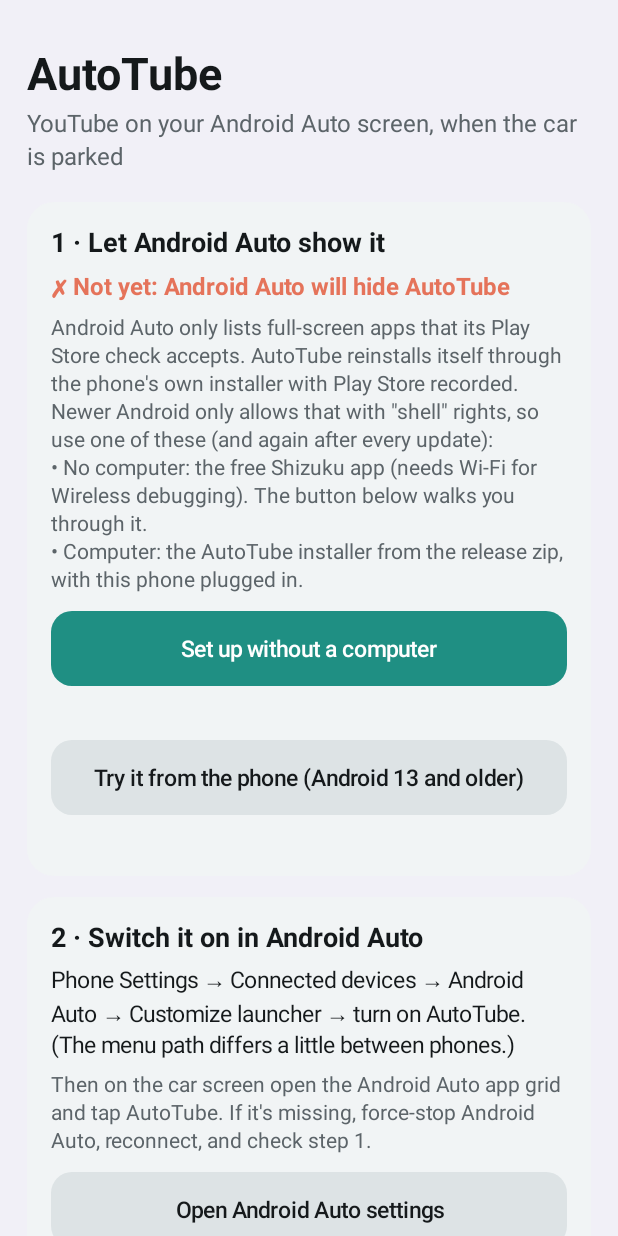
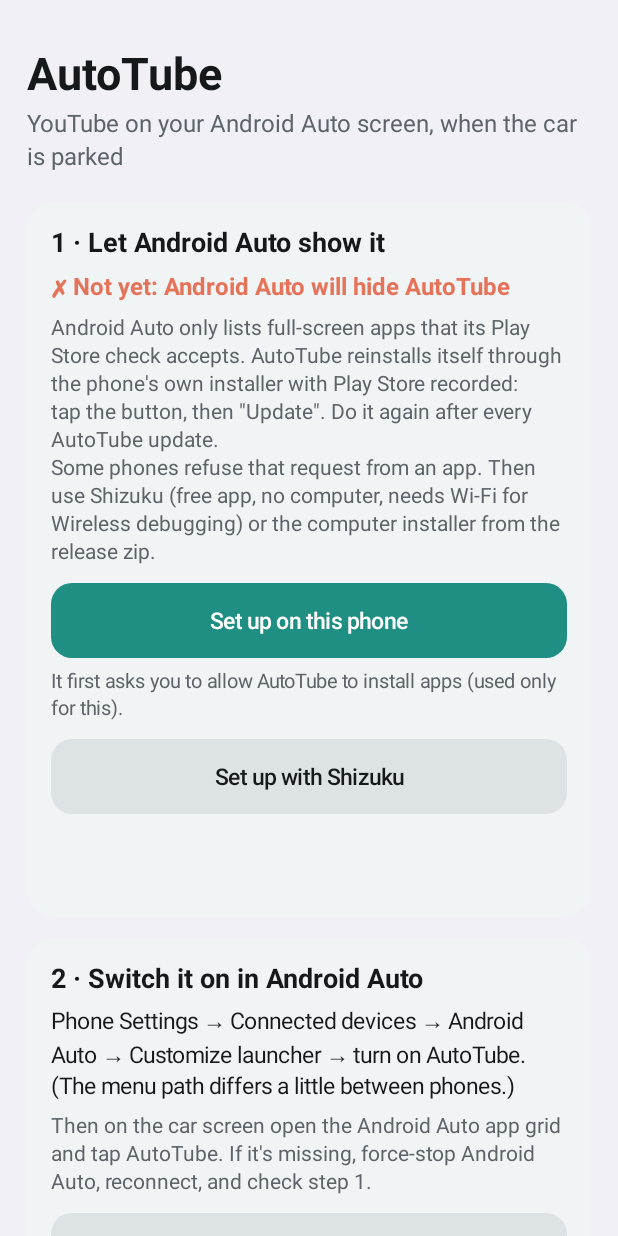
Before and after one commit to debkol35/autotube, an Android app: the screen it shows after launch (MainActivity), on a phone screen of 412 x 824 dp. Run offline under Robolectric (Android 15) with nearby library versions, the phone set to English and light mode, and no system bars; 2 statements that could not run were skipped.

Commit message:
AutoTube 2.1: setup that works with the newer phone installer; driving-lock switch back
- The newer phone installer ("PIA v2", seen on Android 17) drops the Play
  Store request when it comes from adb shell / Shizuku and accepts it only
  from an ordinary app. "Set up on this phone" now makes the request from
  AutoTube itself; Shizuku and the computer scripts detect the rejection in
  the log and hand over to the app. Verified on a Galaxy M36 (Android 17).
- The driving lock can be switched off again (on by default, with a
  passengers-only warning).

Co-Authored-By: Claude Opus 5.5 <noreply@anthropic.com>

```diff
--- a/app/src/main/java/com/autotube/car/Common.kt
+++ b/app/src/main/java/com/autotube/car/Common.kt
@@ -32,6 +32,14 @@ class Prefs(ctx: Context) {
         get() = p.getBoolean("noticeAccepted", false)
         set(v) = p.edit().putBoolean("noticeAccepted", v).apply()
 
+    /**
+     * Driving lock: hide the picture unless the phone's GPS says the car is parked. On by default;
+     * the user can turn it off (passengers), after a warning.
+     */
+    var driveLock: Boolean
+        get() = p.getBoolean("driveLock", true)
+        set(v) = p.edit().putBoolean("driveLock", v).apply()
+
     /** Skip / hide YouTube ads in the car player. */
     var skipAds: Boolean
         get() = p.getBoolean("skipAds", true)
@@ -41,6 +49,11 @@ class Prefs(ctx: Context) {
     var youtubeApp: String?
         get() = p.getString("youtubeApp", null)
         set(v) = p.edit().putString("youtubeApp", v).apply()
+
+    /** "Set up on this phone" was tried; if the record still isn't right, the phone refused it. */
+    var directSetupTried: Boolean
+        get() = p.getBoolean("directSetupTried", false)
+        set(v) = p.edit().putBoolean("directSetupTried", v).apply()
 
     /** Extra services offered on the car screen's Apps button (off until the user turns them on). */
     fun serviceOn(s: Service): Boolean = s == Service.YOUTUBE || p.getBoolean("on_" + s.id, false)
--- a/app/src/main/java/com/autotube/car/MainActivity.kt
+++ b/app/src/main/java/com/autotube/car/MainActivity.kt
@@ -49,8 +49,10 @@ class MainActivity : Activity() {
     private lateinit var changeAppButton: Button
     private lateinit var pickTip: TextView
     private lateinit var adsSwitch: Switch
+    private lateinit var lockSwitch: Switch
     private lateinit var shizukuButton: Button
     private lateinit var shizukuHint: TextView
+    private lateinit var phoneHint: TextView
     private val shizukuListener = rikka.shizuku.Shizuku.OnRequestPermissionResultListener { code, result ->
         if (code == REQ_SHIZUKU) runOnUiThread {
             if (result == PackageManager.PERMISSION_GRANTED) runShizukuInstall() else refresh()
@@ -74,18 +76,19 @@ class MainActivity : Activity() {
             installStatus = text("", 16f, bold = true)
             addView(installStatus)
             addView(text("Android Auto only lists full-screen apps that its Play Store check accepts. AutoTube " +
-                "reinstalls itself through the phone's own installer with Play Store recorded. Newer Android " +
-                "only allows that with \"shell\" rights, so use one of these (and again after every update):\n" +
-                "• No computer: the free Shizuku app (needs Wi-Fi for Wireless debugging). The button below " +
-                "walks you through it.\n" +
-                "• Computer: the AutoTube installer from the release zip, with this phone plugged in.",
+                "reinstalls itself through the phone's own installer with Play Store recorded: tap the " +
+                "button, then \"Update\". Do it again after every AutoTube update.\n" +
+                "Some phones refuse that request from an app. Then use Shizuku (free app, no computer, " +
+                "needs Wi-Fi for Wireless debugging) or the computer installer from the release zip.",
                 14f, color = muted).pad())
-            shizukuButton = button("Set up without a computer") { shizukuSetup() }
+            installButton = button("Set up on this phone") { directSetup() }
+            addView(installButton)
+            phoneHint = text("", 13f, color = muted).pad()
+            addView(phoneHint)
+            shizukuButton = button("Set up with Shizuku", primary = false) { shizukuSetup() }
             addView(shizukuButton)
             shizukuHint = text("", 13f, color = muted).pad()
             addView(shizukuHint)
-            installButton = button("Try it from the phone (Android 13 and older)", primary = false) { reinstallSelf() }
-            addView(installButton)
             installDetail = text("", 12f, color = muted).pad()
             addView(installDetail)
         })
@@ -99,11 +102,19 @@ class MainActivity : Activity() {
             addView(button("Open Android Auto settings", primary = false) { openAndroidAuto() })
         })
 
-        // 3. Driving safety (always on)
-        col.addView(card("3 · Location for the driving lock").apply {
-            addView(text("Video is shown only while the phone's GPS says the car is parked. While driving the " +
+        // 3. Driving lock
+        col.addView(card("3 · Driving lock").apply {
+            lockSwitch = Switch(this@MainActivity).apply {
+                text = "Hide video while the car moves"
+                setTextColor(fg)
+                setTextSize(TypedValue.COMPLEX_UNIT_SP, 16f)
+                isChecked = prefs.driveLock
+                setOnCheckedChangeListener { sw, on -> if (on) { prefs.driveLock = true; refresh() } else confirmLockOff(sw) }
+            }
+            addView(lockSwitch, LinearLayout.LayoutParams(MATCH, WRAP))
+            addView(text("Uses the phone's GPS: video is shown only while the car is parked. While driving the " +
                 "picture is covered and the sound keeps playing; it comes back a few seconds after you stop. " +
-                "Without location, the picture stays covered.", 14f, color = muted))
+                "Without location, the picture stays covered. Passengers can turn this off.", 14f, color = muted).pad())
             locationStatus = text("", 14f, bold = true).pad()
             addView(locationStatus)
             locationButton = button("Allow location") { askLocation() }
@@ -186,6 +197,7 @@ class MainActivity : Activity() {
 
         if (!prefs.noticeAccepted) showNotice()
         try { rikka.shizuku.Shizuku.addRequestPermissionResultListener(shizukuListener) } catch (e: Throwable) {}
+        setupIfAsked(intent)
     }
 
     override fun onDestroy() {
@@ -204,8 +216,9 @@ class MainActivity : Activity() {
             .setMessage(
                 "• AutoTube is an unofficial app. It is not made by, endorsed by or affiliated with Google, " +
                     "YouTube or Android Auto.\n\n" +
-                    "• Video shows on the car screen only while the phone's GPS says the car is parked. " +
-                    "Never watch or operate it while driving, and follow your local laws.\n\n" +
+                    "• By default video shows on the car screen only while the phone's GPS says the car is " +
+                    "parked (driving lock; passengers can turn it off). Never watch or operate it while " +
+                    "driving, and follow your local laws.\n\n" +
                     "• It shows YouTube's mobile website and, if you leave it on, skips ads. YouTube's terms " +
                     "apply to your use of YouTube.\n\n" +
                     "• Use at your own risk; it comes with no warranty."
@@ -221,15 +234,22 @@ class MainActivity : Activity() {
         if (s.ok) {
             installStatus.text = "✓ Ready: Android Auto sees AutoTube as a Play Store app"
             installStatus.setTextColor(good)
-            installButton.visibility = View.GONE
-            shizukuButton.text = "Redo setup without a computer"
-            shizukuButton.visibility = View.VISIBLE
+            installButton.text = "Redo setup on this phone"
+            prefs.directSetupTried = false
         } else {
             installStatus.text = "✗ Not yet: Android Auto will hide AutoTube"
             installStatus.setTextColor(bad)
-            installButton.visibility = View.VISIBLE
-            shizukuButton.text = "Set up without a computer"
+            installButton.text = "Set up on this phone"
         }
+        phoneHint.text = when {
+            s.ok -> ""
+            prefs.directSetupTried && s.initiator == Installer.SYSTEM_INSTALLER ->
+                "This phone's installer ignored the request from AutoTube. Use Shizuku below (no " +
+                    "computer) or the computer installer."
+            !Installer.canInstall(this) -> "It first asks you to allow AutoTube to install apps (used only for this)."
+            else -> ""
+        }
+        phoneHint.visibility = if (phoneHint.text.isEmpty()) View.GONE else View.VISIBLE
         shizukuHint.text = when (ShizukuSetup.step(this)) {
             ShizukuSetup.Step.NOT_INSTALLED -> "Next: install Shizuku (the button opens Play Store)."
             ShizukuSetup.Step.NOT_RUNNING -> "Next: start Shizuku (open it > \"Start via Wireless debugging\"; " +
@@ -242,14 +262,20 @@ class MainActivity : Activity() {
             when {
                 s.ok -> ""
                 s.initiator == Installer.SYSTEM_INSTALLER ->
-                    "\nThis phone's installer ignored the Play Store request (Android 14 and newer do). " +
-                        "Use the installer script on a computer."
-                else -> "\nRun the installer script on a computer with this phone plugged in."
+                    "\nThe installer didn't record Play Store. Try \"Set up on this phone\"; if it stays " +
+                        "like this, use Shizuku or the computer installer."
+                else -> "\nTap \"Set up on this phone\" above."
             }
 
         val fine = DriveGuard.hasLocation(this)
         val always = DriveGuard.hasBackgroundLocation(this)
+        lockSwitch.isChecked = prefs.driveLock
         when {
+            !prefs.driveLock -> {
+                locationStatus.text = "Driving lock is off: video also plays while the car moves (passengers only)"
+                locationStatus.setTextColor(bad)
+                locationButton.visibility = View.GONE
+            }
             fine && always -> {
                 locationStatus.text = "✓ Location: allowed all the time"
                 locationStatus.setTextColor(good)
@@ -292,14 +318,30 @@ class MainActivity : Activity() {
 
     // ---------------------------------------------------------------- actions
 
-    private fun reinstallSelf() {
+    /** AutoTube asks the phone's installer itself (accepted by the newer installer and Android 13-). */
+    private fun directSetup() {
         if (!Installer.canInstall(this)) {
             toast("Turn on \"Allow from this source\" for AutoTube, then come back and tap again")
             Installer.openInstallPermission(this)
             return
         }
-        toast("Tap Install / Update. AutoTube closes while it reinstalls; open it again afterwards")
+        prefs.directSetupTried = true
+        CarLog.add(this, "direct setup requested")
+        toast("Tap \"Update\". AutoTube closes while it reinstalls; open it again afterwards")
         Installer.install(this, Installer.selfApk(this))
+    }
+
+    override fun onNewIntent(i: Intent) {
+        super.onNewIntent(i)
+        setIntent(i)
+        setupIfAsked(i)
+    }
+
+    /** The computer installer opens AutoTube with this extra on phones whose installer wants it. */
+    private fun setupIfAsked(i: Intent?) {
+        if (i?.getBooleanExtra(EXTRA_SETUP, false) != true) return
+        i.removeExtra(EXTRA_SETUP)
+        directSetup()
     }
 
     private fun shizukuSetup() {
@@ -318,13 +360,17 @@ class MainActivity : Activity() {
     }
 
     private fun runShizukuInstall() {
-        val cmd = Installer.shellCommand(this)
         Thread {
-            val (code, out) = try { ShizukuSetup.run(cmd) } catch (e: Throwable) { -1 to (e.cause ?: e).toString() }
-            CarLog.add(this, "shizuku setup: exit=$code ${out.take(300)}")
+            val result = try {
+                if (ShizukuSetup.setup(this)) "self" else "shell"
+            } catch (e: Throwable) { "error: " + (e.cause ?: e) }
+            CarLog.add(this, "shizuku setup: $result")
             runOnUiThread {
-                if (code == 0) toast("Tap \"Update\" on the next screen. If Play Protect asks: More details > Install without scanning")
-                else toast("Shizuku couldn't open the installer: $out")
+                when {
+                    result == "self" -> directSetup() // newer installer: AutoTube must ask itself
+                    result == "shell" -> toast("Tap \"Update\" on the next screen. If Play Protect asks: More details > Install without scanning")
+                    else -> toast("Shizuku couldn't open the installer: $result")
+                }
             }
         }.start()
     }
@@ -390,6 +436,18 @@ class MainActivity : Activity() {
             askLocation() // second step: "all the time"
         }
         refresh()
+    }
+
+    private fun confirmLockOff(sw: android.widget.CompoundButton) {
+        AlertDialog.Builder(this)
+            .setTitle("Turn off the driving lock?")
+            .setMessage("Video will also show while the car is moving. Only for passengers: the driver must " +
+                "never watch video while driving, and in many places a screen visible to the driver must " +
+                "not show video at all. You are responsible for following your local laws.")
+            .setPositiveButton("Turn off") { _, _ -> prefs.driveLock = false; refresh() }
+            .setNegativeButton("Keep on") { _, _ -> sw.isChecked = true }
+            .setOnCancelListener { sw.isChecked = true }
+            .show()
     }
 
     private fun pickInApp() {
@@ -474,5 +532,6 @@ class MainActivity : Activity() {
         private const val REQ_LOC = 2
         private const val REQ_BG_LOC = 3
         private const val REQ_SHIZUKU = 4
+        const val EXTRA_SETUP = "com.autotube.car.SETUP"
     }
 }
```
Also changed, not shown: app/src/main/java/com/autotube/car/CarScreen.kt (+6 -2 lines), app/src/main/java/com/autotube/car/Installer.kt (+27 -1 lines), 4 other files.
